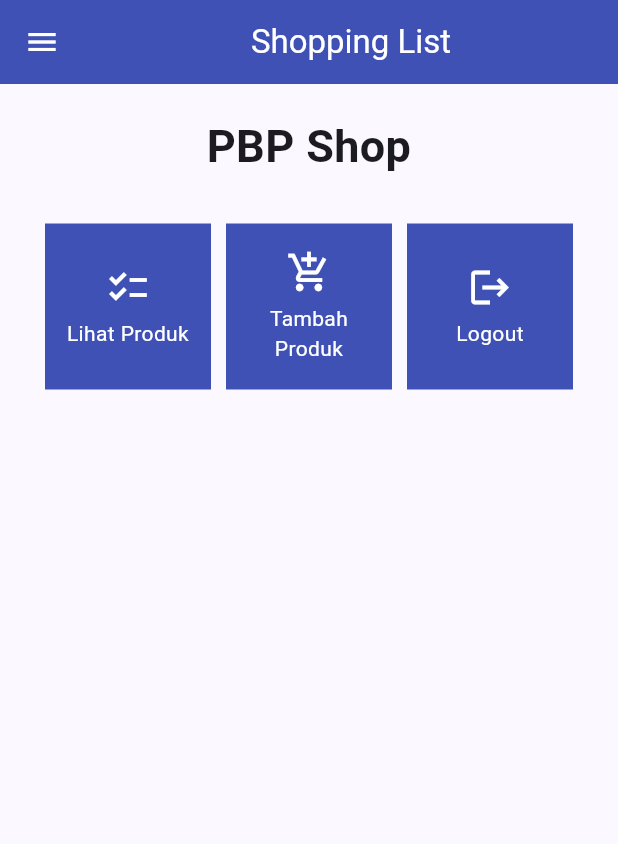
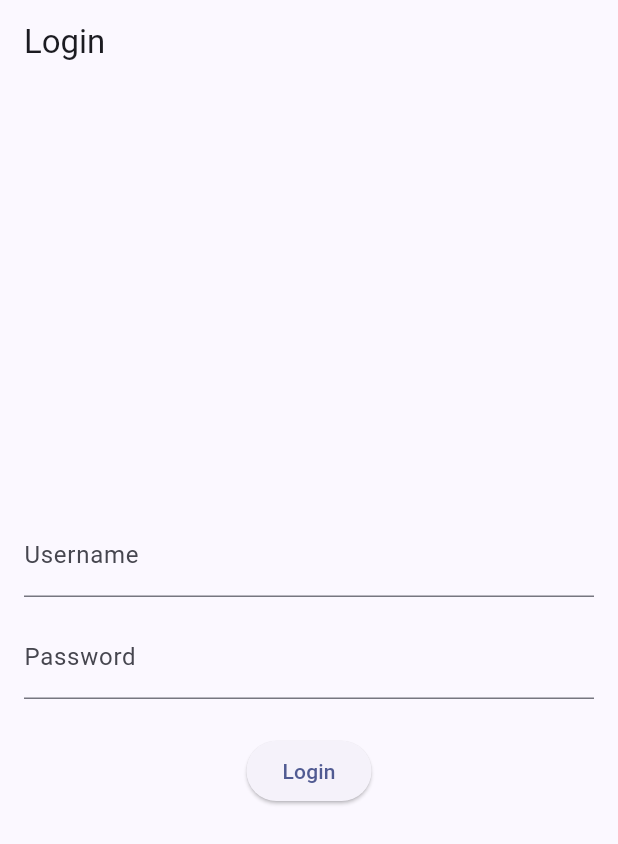
Before and after one commit to auliarizqiqi/shopping-list-mobile, a Flutter app: the screen it shows after launch, on a phone screen of 412 x 824 dp. Shown: the top 844 px of the screen. Run offline on Flutter 3.47's test engine with Material 2 defaults, Android fonts, the phone set to English and light mode, and no system bars; missing offline and left inert: pbp_django_auth.

Commit message:
tutorial 8 selesai

```diff
--- a/lib/main.dart
+++ b/lib/main.dart
@@ -1,39 +1,30 @@
 import 'package:flutter/material.dart';
-import 'package:shopping_list/menu.dart';
+import 'package:pbp_django_auth/pbp_django_auth.dart';
+import 'package:provider/provider.dart';
+import 'package:shopping_list/screens/login.dart';
+import 'package:shopping_list/screens/menu.dart';
 
 void main() {
   runApp(const MyApp());
 }
 
 class MyApp extends StatelessWidget {
-  const MyApp({super.key});
+    const MyApp({Key? key}) : super(key: key);
 
-  // This widget is the root of your application.
     @override
     Widget build(BuildContext context) {
-    return MaterialApp(
-      title: 'Flutter Demo',
+        return Provider(
+            create: (_) {
+                CookieRequest request = CookieRequest();
+                return request;
+            },
+            child: MaterialApp(
+                title: 'Flutter App',
                 theme: ThemeData(
-        // This is the theme of your application.
-        //
-        // TRY THIS: Try running your application with "flutter run". You'll see
-        // the application has a blue toolbar. Then, without quitting the app,
-        // try changing the seedColor in the colorScheme below to Colors.green
-        // and then invoke "hot reload" (save your changes or press the "hot
-        // reload" button in a Flutter-supported IDE, or press "r" if you used
-        // the command line to start the app).
-        //
-        // Notice that the counter didn't reset back to zero; the application
-        // state is not lost during the reload. To reset the state, use hot
-        // restart instead.
-        //
-        // This works for code too, not just values: Most code changes can be
-        // tested with just a hot reload.
-        appBarTheme: AppBarTheme(backgroundColor: Colors.indigo),
                     colorScheme: ColorScheme.fromSeed(seedColor: Colors.indigo),
                     useMaterial3: true,
                 ),
-      home: MyHomePage()
+                home: LoginPage()),
             );
   }
 }
--- /dev/null
+++ b/lib/screens/login.dart
@@ -0,0 +1,114 @@
+import 'package:shopping_list/screens/menu.dart';
+import 'package:flutter/material.dart';
+import 'package:pbp_django_auth/pbp_django_auth.dart';
+import 'package:provider/provider.dart';
+
+void main() {
+    runApp(const LoginApp());
+}
+
+class LoginApp extends StatelessWidget {
+const LoginApp({super.key});
+
+@override
+Widget build(BuildContext context) {
+    return MaterialApp(
+        title: 'Login',
+        theme: ThemeData(
+            primarySwatch: Colors.blue,
+    ),
+    home: const LoginPage(),
+    );
+    }
+}
+
+class LoginPage extends StatefulWidget {
+    const LoginPage({super.key});
+
+    @override
+    _LoginPageState createState() => _LoginPageState();
+}
+
+class _LoginPageState extends State<LoginPage> {
+    final TextEditingController _usernameController = TextEditingController();
+    final TextEditingController _passwordController = TextEditingController();
+
+    @override
+    Widget build(BuildContext context) {
+        final request = context.watch<CookieRequest>();
+        return Scaffold(
+            appBar: AppBar(
+                title: const Text('Login'),
+            ),
+            body: Container(
+                padding: const EdgeInsets.all(16.0),
+                child: Column(
+                    mainAxisAlignment: MainAxisAlignment.center,
+                    children: [
+                        TextField(
+                            controller: _usernameController,
+                            decoration: const InputDecoration(
+                                labelText: 'Username',
+                            ),
+                        ),
+                        const SizedBox(height: 12.0),
+                        TextField(
+                            controller: _passwordController,
+                            decoration: const InputDecoration(
+                                labelText: 'Password',
+                            ),
+                            obscureText: true,
+                        ),
+                        const SizedBox(height: 24.0),
+                        ElevatedButton(
+                            onPressed: () async {
+                                String username = _usernameController.text;
+                                String password = _passwordController.text;
+
+                                // Cek kredensial
+                                // TODO: Ganti URL dan jangan lupa tambahkan trailing slash (/) di akhir URL!
+                                // Untuk menyambungkan Android emulator dengan Django pada localhost,
+                                // gunakan URL http://10.0.2.2/
+                                final response = await request.login("http://<APP_URL_KAMU>/auth/login/", {
+                                'username': username,
+                                'password': password,
+                                });
+
+                                if (request.loggedIn) {
+                                    String message = response['message'];
+                                    String uname = response['username'];
+                                    Navigator.pushReplacement(
+                                        context,
+                                        MaterialPageRoute(builder: (context) => MyHomePage()),
+                                    );
+                                    ScaffoldMessenger.of(context)
+                                        ..hideCurrentSnackBar()
+                                        ..showSnackBar(
+                                            SnackBar(content: Text("$message Selamat datang, $uname.")));
+                                    } else {
+                                    showDialog(
+                                        context: context,
+                                        builder: (context) => AlertDialog(
+                                            title: const Text('Login Gagal'),
+                                            content:
+                                                Text(response['message']),
+                                            actions: [
+                                                TextButton(
+                                                    child: const Text('OK'),
+                                                    onPressed: () {
+                                                        Navigator.pop(context);
+                                                    },
+                                                ),
+                                            ],
+                                        ),
+                                    );
+                                }
+                            },
+                            child: const Text('Login'),
+                        ),
+                    ],
+                ),
+            ),
+        );
+    }
+}
--- a/pubspec.yaml
+++ b/pubspec.yaml
@@ -35,6 +35,9 @@ dependencies:
   # The following adds the Cupertino Icons font to your application.
   # Use with the CupertinoIcons class for iOS style icons.
   cupertino_icons: ^1.0.2
+  provider: ^6.1.1
+  pbp_django_auth: ^0.3.1
+  http: ^0.13.6
 
 dev_dependencies:
   flutter_test:
```
Also changed, not shown: lib/models/product.dart (added, +65 -0 lines), lib/screens/list_product.dart (added, +93 -0 lines), lib/screens/shoplist_form.dart (renamed from lib/shoplist_form.dart, +31 -32 lines), lib/widgets/left_drawer.dart (+15 -1 lines), lib/widgets/shop_card.dart (+30 -2 lines), lib/screens/menu.dart (renamed from lib/menu.dart), pubspec.lock, 2 other files. Lines whose indentation alone changed are shown as unchanged.
